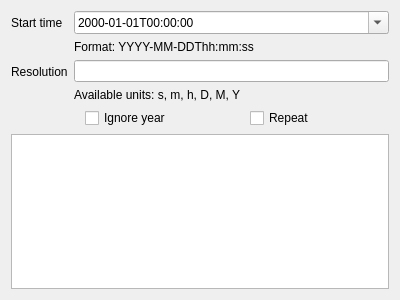
Qt form spinetoolbox/ui/time_series_fixed_resolution_editor.ui (spine-tools/Spine-Toolbox) before a commit.
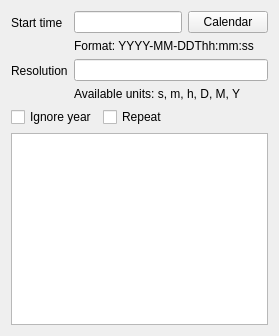
The same form after that commit. Custom widgets are drawn as their Qt base class.

Commit message:
Give up on QDateTimeEditor in time series editor
The minimum year the editor can handle is 100AD which is not low enough
for our needs. Replaced the widget by a text field+a button which opens
a QCalendarWidget. The calendar widget also cannot show dates before
100AD but at least a user can manually set the date to 0001-01-01 using
the text field.

Re #327

Patch:
```diff
--- a/spinetoolbox/ui/time_series_fixed_resolution_editor.ui
+++ b/spinetoolbox/ui/time_series_fixed_resolution_editor.ui
@@ -14,14 +14,6 @@
 <ui version="4.0">
  <class>TimeSeriesFixedResolutionEditor</class>
  <widget class="QWidget" name="TimeSeriesFixedResolutionEditor">
-  <property name="geometry">
-   <rect>
-    <x>0</x>
-    <y>0</y>
-    <width>400</width>
-    <height>300</height>
-   </rect>
-  </property>
   <property name="windowTitle">
    <string>Form</string>
   </property>
@@ -45,14 +37,18 @@
          <item row="0" column="1">
           <layout class="QVBoxLayout" name="verticalLayout_2">
            <item>
-            <widget class="QDateTimeEdit" name="start_time_edit">
-             <property name="displayFormat">
-              <string>yyyy-MM-ddTHH:mm:ss</string>
-             </property>
-             <property name="calendarPopup">
-              <bool>true</bool>
-             </property>
-            </widget>
+            <layout class="QHBoxLayout" name="horizontalLayout">
+             <item>
+              <widget class="QLineEdit" name="start_time_edit"/>
+             </item>
+             <item>
+              <widget class="QPushButton" name="calendar_button">
+               <property name="text">
+                <string>Calendar</string>
+               </property>
+              </widget>
+             </item>
+            </layout>
            </item>
            <item>
             <widget class="QLabel" name="start_time_format_label">
@@ -88,19 +84,6 @@
        </item>
        <item>
         <layout class="QHBoxLayout" name="horizontalLayout_2">
-         <item>
-          <spacer name="horizontalSpacer_2">
-           <property name="orientation">
-            <enum>Qt::Horizontal</enum>
-           </property>
-           <property name="sizeHint" stdset="0">
-            <size>
-             <width>40</width>
-             <height>20</height>
-            </size>
-           </property>
-          </spacer>
-         </item>
          <item>
           <widget class="QCheckBox" name="ignore_year_check_box">
            <property name="text">
@@ -108,19 +91,6 @@
            </property>
           </widget>
          </item>
-         <item>
-          <spacer name="horizontalSpacer_4">
-           <property name="orientation">
-            <enum>Qt::Horizontal</enum>
-           </property>
-           <property name="sizeHint" stdset="0">
-            <size>
-             <width>40</width>
-             <height>20</height>
-            </size>
-           </property>
-          </spacer>
-         </item>
          <item>
           <widget class="QCheckBox" name="repeat_check_box">
            <property name="text">
```
Left out of the diff: 2 changed lines with no effect on the pictures. The commit also changes 7 other files.
